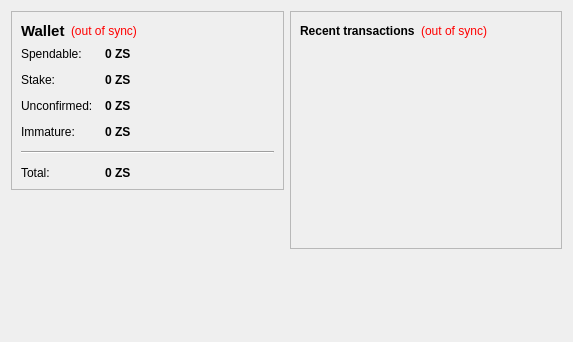
Old version of the form src/qt/forms/overviewpage.ui in the repository alexandria-io/GamerHolicCoin.
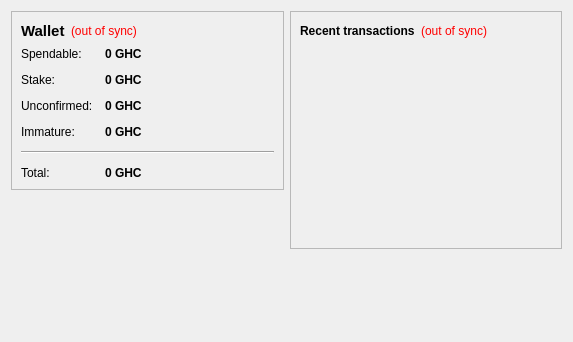
New version of the form.

Patch:
```diff
--- a/src/qt/forms/overviewpage.ui
+++ b/src/qt/forms/overviewpage.ui
@@ -105,7 +105,7 @@
              <string>Your current spendable balance</string>
             </property>
             <property name="text">
-             <string notr="true">0 ZS</string>
+             <string notr="true">0 GHC</string>
             </property>
             <property name="textInteractionFlags">
              <set>Qt::LinksAccessibleByMouse|Qt::TextSelectableByKeyboard|Qt::TextSelectableByMouse</set>
@@ -134,7 +134,7 @@
              <string>Total of coins that was staked, and do not yet count toward the current balance</string>
             </property>
             <property name="text">
-             <string notr="true">0 ZS</string>
+             <string notr="true">0 GHC</string>
             </property>
             <property name="textInteractionFlags">
              <set>Qt::LinksAccessibleByMouse|Qt::TextSelectableByKeyboard|Qt::TextSelectableByMouse</set>
@@ -163,7 +163,7 @@
              <string>Total of transactions that have yet to be confirmed, and do not yet count toward the current balance</string>
             </property>
             <property name="text">
-             <string notr="true">0 ZS</string>
+             <string notr="true">0 GHC</string>
             </property>
             <property name="textInteractionFlags">
              <set>Qt::LinksAccessibleByMouse|Qt::TextSelectableByKeyboard|Qt::TextSelectableByMouse</set>
@@ -189,7 +189,7 @@
              <string>Mined balance that has not yet matured</string>
             </property>
             <property name="text">
-             <string notr="true">0 ZS</string>
+             <string notr="true">0 GHC</string>
             </property>
             <property name="textInteractionFlags">
              <set>Qt::LinksAccessibleByMouse|Qt::TextSelectableByKeyboard|Qt::TextSelectableByMouse</set>
@@ -225,7 +225,7 @@
              <string>Your current total balance</string>
             </property>
             <property name="text">
-             <string notr="true">0 ZS</string>
+             <string notr="true">0 GHC</string>
             </property>
             <property name="textInteractionFlags">
              <set>Qt::LinksAccessibleByMouse|Qt::TextSelectableByKeyboard|Qt::TextSelectableByMouse</set>
```
Left out of the diff: 4 changed lines with no effect on the pictures.
